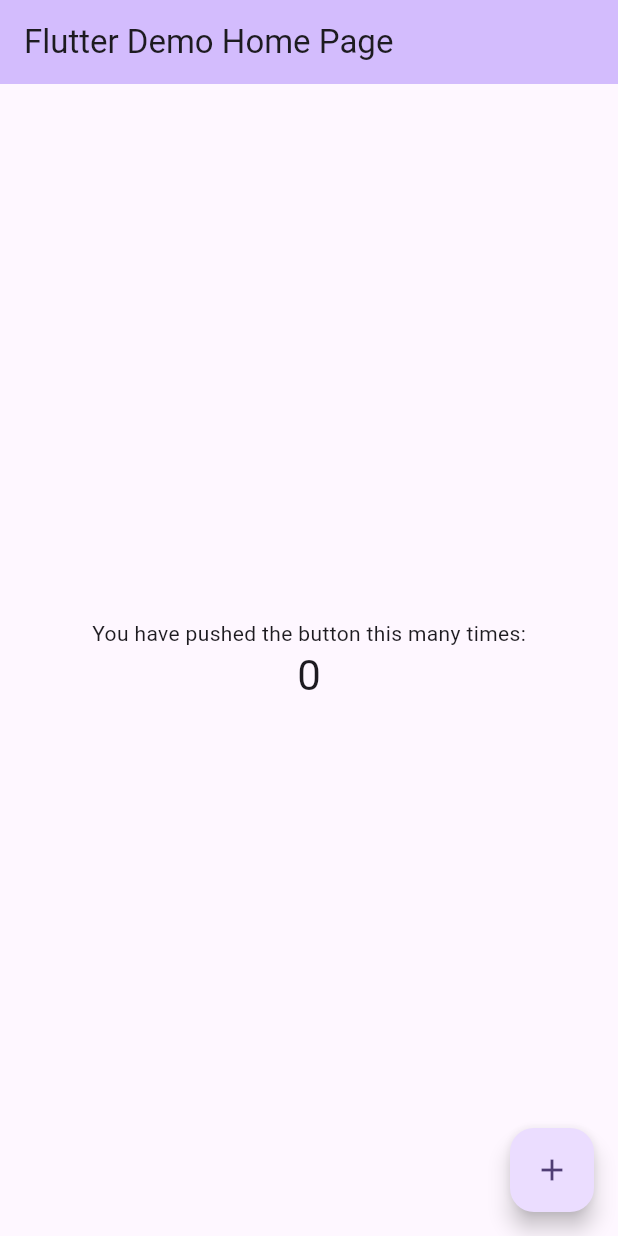
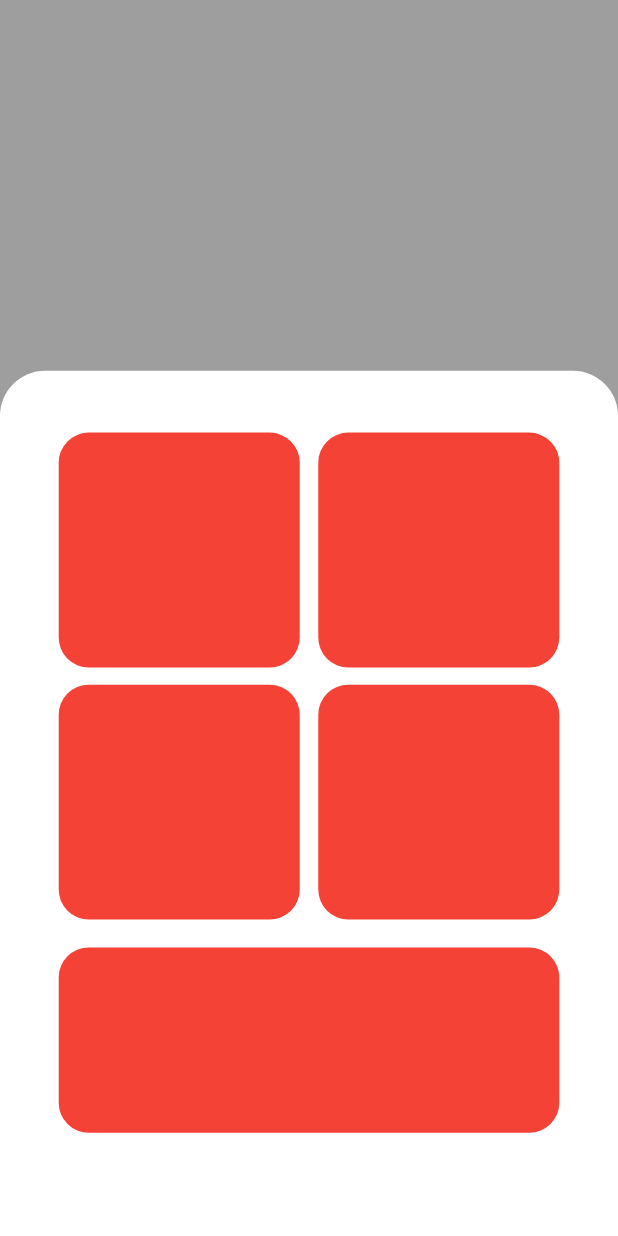
Before and after one commit to INMD1/flowerpot_ESP32, a Flutter app: the screen it shows after launch, on a phone screen of 412 x 824 dp. Run offline on Flutter 3.47's test engine with Material 3 defaults, Android fonts, the phone set to English and light mode, and no system bars.

Commit message:
1번쨰 디자인 추가

```diff
--- a/lib/main.dart
+++ b/lib/main.dart
@@ -7,119 +7,154 @@
 class MyApp extends StatelessWidget {
   const MyApp({super.key});
 
-  // This widget is the root of your application.
   @override
   Widget build(BuildContext context) {
     return MaterialApp(
       title: 'Flutter Demo',
       theme: ThemeData(
-        // This is the theme of your application.
-        //
-        // TRY THIS: Try running your application with "flutter run". You'll see
-        // the application has a purple toolbar. Then, without quitting the app,
-        // try changing the seedColor in the colorScheme below to Colors.green
-        // and then invoke "hot reload" (save your changes or press the "hot
-        // reload" button in a Flutter-supported IDE, or press "r" if you used
-        // the command line to start the app).
-        //
-        // Notice that the counter didn't reset back to zero; the application
-        // state is not lost during the reload. To reset the state, use hot
-        // restart instead.
-        //
-        // This works for code too, not just values: Most code changes can be
-        // tested with just a hot reload.
         colorScheme: ColorScheme.fromSeed(seedColor: Colors.deepPurple),
         useMaterial3: true,
       ),
-      home: const MyHomePage(title: 'Flutter Demo Home Page'),
+      home: const MyHomePage(),
     );
   }
 }
 
 class MyHomePage extends StatefulWidget {
-  const MyHomePage({super.key, required this.title});
-
-  // This widget is the home page of your application. It is stateful, meaning
-  // that it has a State object (defined below) that contains fields that affect
-  // how it looks.
-
-  // This class is the configuration for the state. It holds the values (in this
-  // case the title) provided by the parent (in this case the App widget) and
-  // used by the build method of the State. Fields in a Widget subclass are
-  // always marked "final".
-
-  final String title;
+  const MyHomePage();
 
   @override
   State<MyHomePage> createState() => _MyHomePageState();
 }
 
 class _MyHomePageState extends State<MyHomePage> {
-  int _counter = 0;
-
-  void _incrementCounter() {
-    setState(() {
-      // This call to setState tells the Flutter framework that something has
-      // changed in this State, which causes it to rerun the build method below
-      // so that the display can reflect the updated values. If we changed
-      // _counter without calling setState(), then the build method would not be
-      // called again, and so nothing would appear to happen.
-      _counter++;
-    });
-  }
-
   @override
   Widget build(BuildContext context) {
-    // This method is rerun every time setState is called, for instance as done
-    // by the _incrementCounter method above.
-    //
-    // The Flutter framework has been optimized to make rerunning build methods
-    // fast, so that you can just rebuild anything that needs updating rather
-    // than having to individually change instances of widgets.
+    final screenHeight = MediaQuery.of(context).size.height;
+    final screenWidth = MediaQuery.of(context).size.width;
+
     return Scaffold(
-      appBar: AppBar(
-        // TRY THIS: Try changing the color here to a specific color (to
-        // Colors.amber, perhaps?) and trigger a hot reload to see the AppBar
-        // change color while the other colors stay the same.
-        backgroundColor: Theme.of(context).colorScheme.inversePrimary,
-        // Here we take the value from the MyHomePage object that was created by
-        // the App.build method, and use it to set our appbar title.
-        title: Text(widget.title),
-      ),
-      body: Center(
-        // Center is a layout widget. It takes a single child and positions it
-        // in the middle of the parent.
+      body: Container(
+        color: Colors.grey,
         child: Column(
-          // Column is also a layout widget. It takes a list of children and
-          // arranges them vertically. By default, it sizes itself to fit its
-          // children horizontally, and tries to be as tall as its parent.
-          //
-          // Column has various properties to control how it sizes itself and
-          // how it positions its children. Here we use mainAxisAlignment to
-          // center the children vertically; the main axis here is the vertical
-          // axis because Columns are vertical (the cross axis would be
-          // horizontal).
-          //
-          // TRY THIS: Invoke "debug painting" (choose the "Toggle Debug Paint"
-          // action in the IDE, or press "p" in the console), to see the
-          // wireframe for each widget.
-          mainAxisAlignment: MainAxisAlignment.center,
-          children: <Widget>[
-            const Text(
-              'You have pushed the button this many times:',
+          children: [
+            Expanded(
+              flex: 3,
+              child: Container(),
             ),
-            Text(
-              '$_counter',
-              style: Theme.of(context).textTheme.headlineMedium,
+            Expanded(
+              flex: 7,
+              child: Container(
+                width: double.infinity,
+                decoration: BoxDecoration(
+                  color: Colors.white,
+                  borderRadius: BorderRadius.only(
+                    topLeft: Radius.circular(30),
+                    topRight: Radius.circular(30),
+                  ),
+                ),
+                child: Container(
+                  margin: EdgeInsets.all(screenWidth * 0.08),
+                  child: Column(
+                    children: [
+                      SizedBox(
+                        height: screenHeight * 0.01,
+                        width: double.infinity,
+                      ),
+                      Row(
+                        mainAxisAlignment: MainAxisAlignment.spaceAround,
+                        crossAxisAlignment: CrossAxisAlignment.start,
+                        children: [
+                          SizedBox(
+                            width: screenWidth * 0.39,
+                            height: screenHeight * 0.19,
+                            child: DecoratedBox(
+                              decoration: BoxDecoration(
+                                color: Colors.red,
+                                borderRadius: BorderRadius.all(
+                                  Radius.circular(20),
+                                ),
+                              ),
+                              child: Column(),
+                            ),
+                          ),
+                          SizedBox(
+                            width: screenWidth * 0.39,
+                            height: screenHeight * 0.19,
+                            child: DecoratedBox(
+                              decoration: BoxDecoration(
+                                color: Colors.red,
+                                borderRadius: BorderRadius.all(
+                                  Radius.circular(20),
+                                ),
+                              ),
+                              child: Column(),
+                            ),
+                          ),
+                        ],
+                      ),
+                      SizedBox(
+                        height: screenHeight * 0.014,
+                        width: double.infinity,
+                      ),
+                      Row(
+                        mainAxisAlignment: MainAxisAlignment.spaceAround,
+                        crossAxisAlignment: CrossAxisAlignment.start,
+                        children: [
+                          SizedBox(
+                            width: screenWidth * 0.39,
+                            height: screenHeight * 0.19,
+                            child: DecoratedBox(
+                              decoration: BoxDecoration(
+                                color: Colors.red,
+                                borderRadius: BorderRadius.all(
+                                  Radius.circular(20),
+                                ),
+                              ),
+                              child: Column(),
+                            ),
+                          ),
+                          SizedBox(
+                            width: screenWidth * 0.39,
+                            height: screenHeight * 0.19,
+                            child: DecoratedBox(
+                              decoration: BoxDecoration(
+                                color: Colors.red,
+                                borderRadius: BorderRadius.all(
+                                  Radius.circular(20),
+                                ),
+                              ),
+                              child: Column(),
+                            ),
+                          ),
+                        ],
+                      ),
+                      SizedBox(
+                        height: screenHeight * 0.015,
+                        width: double.infinity,
+                      ),
+                      Container(
+                        margin: EdgeInsets.all(screenWidth * 0.015),
+                        width: double.infinity,
+                        height: screenHeight * 0.15,
+                        child: DecoratedBox(
+                          decoration: BoxDecoration(
+                            color: Colors.red,
+                            borderRadius: BorderRadius.all(
+                              Radius.circular(20),
+                            ),
+                          ),
+                          child: Column(),
+                        ),
+                      ),
+                    ],
+                  ),
+                ),
+              ),
             ),
           ],
         ),
       ),
-      floatingActionButton: FloatingActionButton(
-        onPressed: _incrementCounter,
-        tooltip: 'Increment',
-        child: const Icon(Icons.add),
-      ), // This trailing comma makes auto-formatting nicer for build methods.
     );
   }
 }
```
Also changed, not shown: pubspec.yaml (+1 -65 lines), pubspec.lock.
